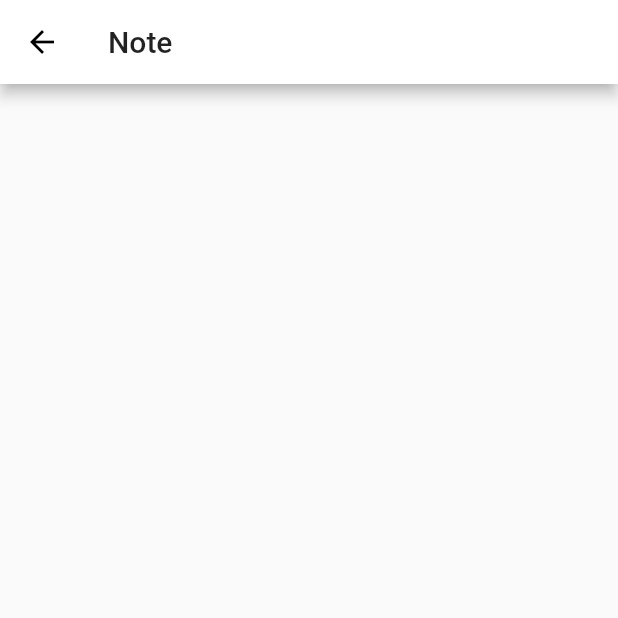
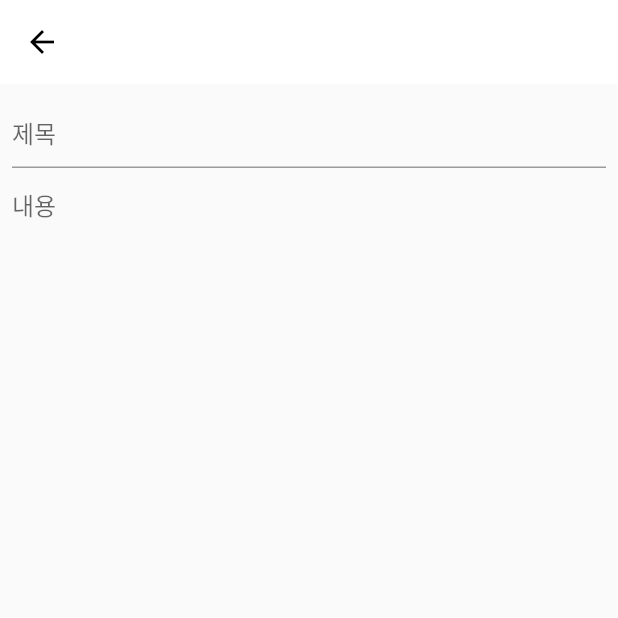
Before and after one commit to jeonlego012/memoapp, a Flutter app: the NoteAddScreen screen opened directly, on a phone screen of 412 x 824 dp, the top half of it. Run offline on Flutter 3.47's test engine with Material 2 defaults, Android fonts, the phone set to English and light mode, and no system bars.

Commit message:
note add page

```diff
--- a/lib/screens/1note/note_add.dart
+++ b/lib/screens/1note/note_add.dart
@@ -6,12 +6,46 @@ class NoteAddScreen extends StatefulWidget {
 }
 
 class _NoteAddScreenState extends State<NoteAddScreen> {
+  final _formKey = GlobalKey<FormState>(debugLabel: '_NoteAddScreenState');
+  final _titleController = TextEditingController();
+  final _contentController = TextEditingController();
+
   @override
   Widget build(BuildContext context) {
+    Widget textSection = SingleChildScrollView(
+      padding: const EdgeInsets.all(8.0),
+      child: Form(
+        key: _formKey,
+        child: Container(
+          child: Column(
+            children: [
+              TextFormField(
+                controller: _titleController,
+                decoration: const InputDecoration(
+                  hintText: '제목',
+                ),
+                //validator:
+              ),
+              TextFormField(
+                controller: _contentController,
+                maxLines: null,
+                decoration: const InputDecoration(
+                  hintText: '내용',
+                  border: InputBorder.none,
+                ),
+                //validator:
+              ),
+            ],
+          ),
+        ),
+      ),
+    );
     return Scaffold(
       appBar: AppBar(
-        title: Text('Note'),
+        //leading: BackButton(onPressed:),
+        elevation: 0.0,
       ),
+      body: textSection,
     );
   }
 }
```
